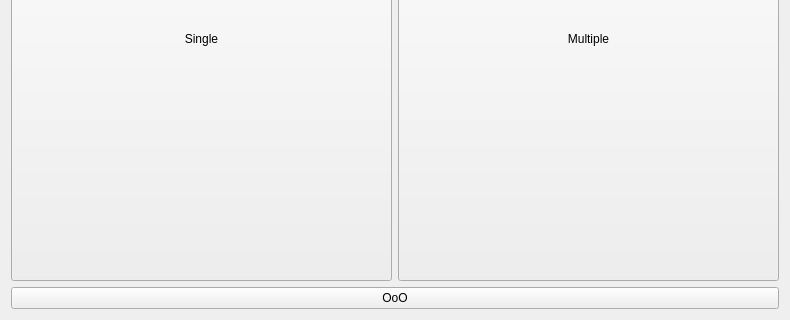
Old version of the form client/salient_object_detectionW/startwindow.ui in the repository Acytoo/salient-object-detection; both pictures show x 0 to 790 and y 235 to 555 of the 790 by 555 pixel window.
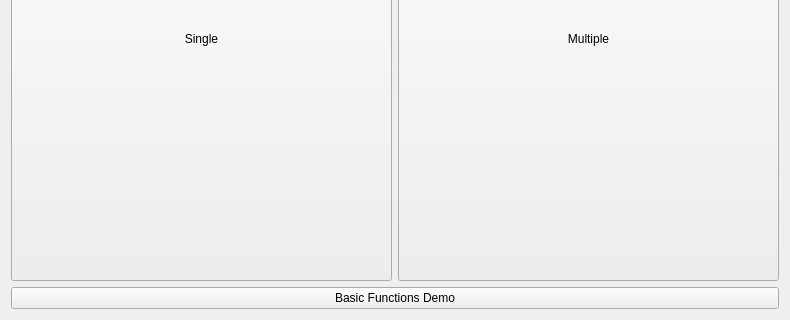
New version of the form. Icons and pictures are not drawn.

Commit message: different binarization functions

Diff of the .ui file:
```diff
--- a/client/salient_object_detectionW/startwindow.ui
+++ b/client/salient_object_detectionW/startwindow.ui
@@ -80,7 +80,7 @@
     <item row="2" column="0">
      <widget class="QPushButton" name="button_dmeo">
       <property name="text">
-       <string>OoO</string>
+       <string>Basic Functions Demo</string>
       </property>
      </widget>
     </item>
```
The commit also changes 4 other files.
